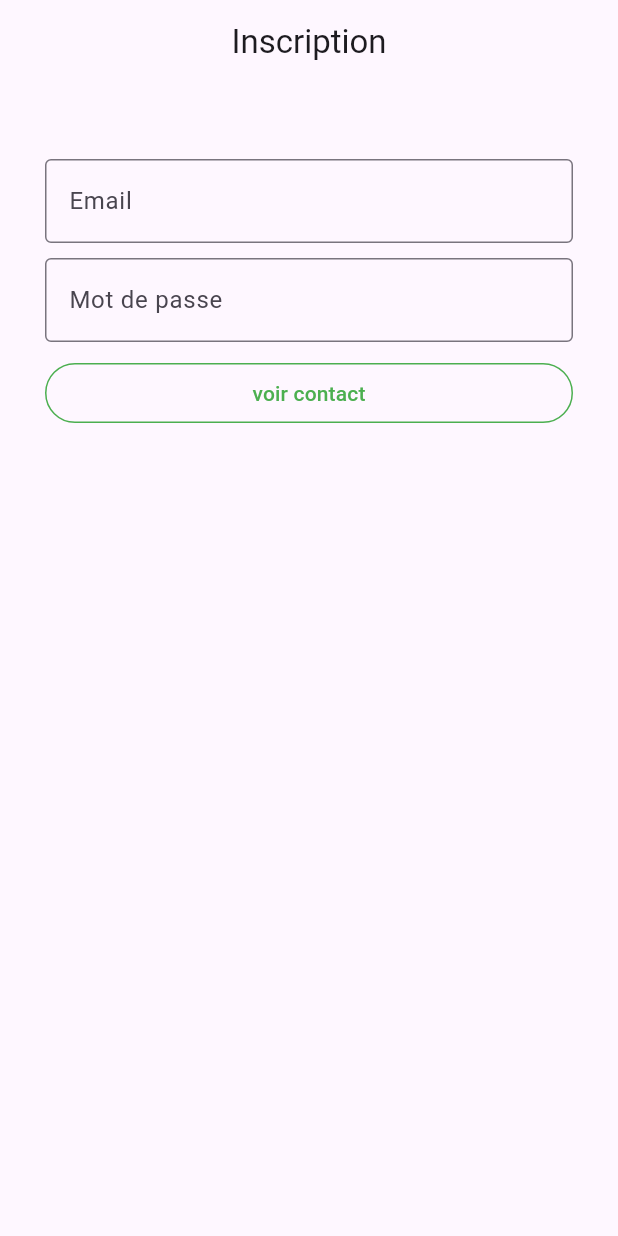
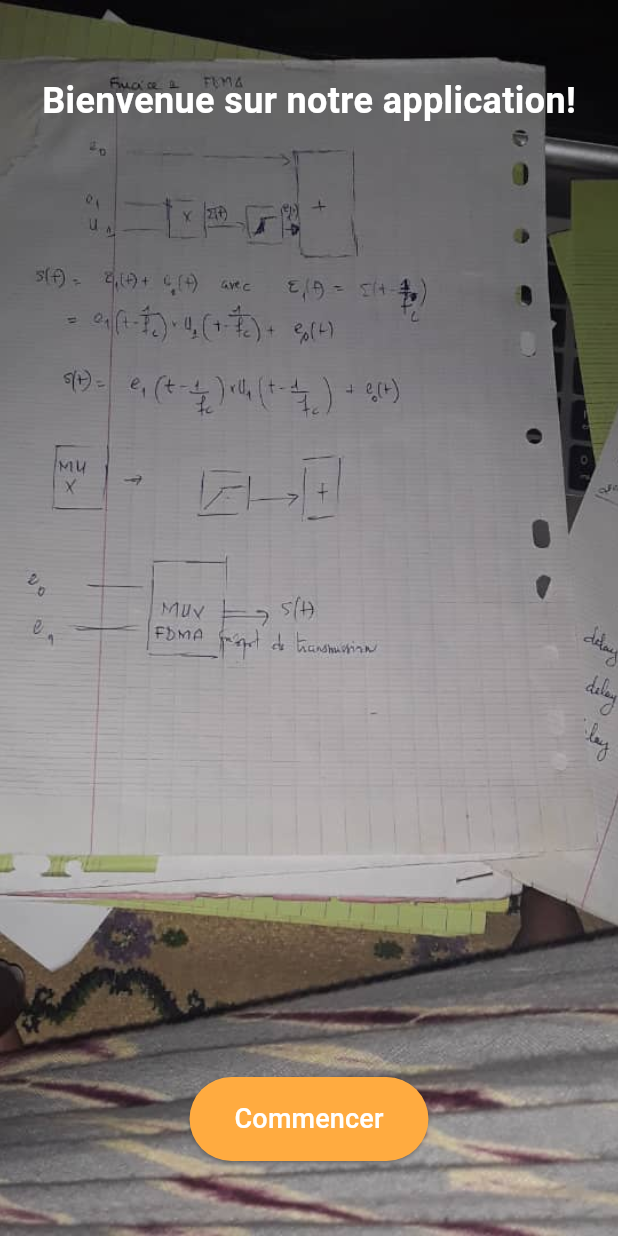
Before and after one commit to amyndoyediene/amidevmobile, a Flutter app: the screen it shows after launch, on a phone screen of 412 x 824 dp. Run offline on Flutter 3.47's test engine with Material 3 defaults, Android fonts, the light colour scheme and no system bars.

Commit message:
Votre message de commit

```diff
--- a/lib/main.dart
+++ b/lib/main.dart
@@ -1,6 +1,9 @@
 import 'package:amimobile/pages/contactList.dart';
 import 'package:amimobile/pages/detailContact.dart';
 import 'package:amimobile/pages/formulaire.dart';
+import 'package:amimobile/pages/bienvenu.dart';
+import 'package:amimobile/pages/fileList.dart';
+import 'package:amimobile/pages/imagePage.dart';
 import 'package:flutter/material.dart';
 
 void main() => runApp(MyApp());
@@ -16,11 +19,14 @@ class MyApp extends StatelessWidget {
         primarySwatch: Colors.blue,
       ),
       debugShowCheckedModeBanner: false,
-      initialRoute: '/home',
+      initialRoute: '/',
       routes: {
-        '/home': (context) => Home(),
+        '/': (context) => WelcomePage(),
+        '/formulaire': (context) => Home(),
         '/contactList': (context) => ContactList(),
         '/detailContact': (context) => DetailContact(),
+        '/fileList': (context) => FileList(),
+        '/imagePage': (context) => ImagePage()
       },
     );
   }
--- /dev/null
+++ b/lib/pages/bienvenu.dart
@@ -0,0 +1,71 @@
+import 'package:flutter/material.dart';
+import 'formulaire.dart'; // Assurez-vous que le bon chemin est utilisé
+
+class WelcomePage extends StatelessWidget {
+  const WelcomePage({Key? key}) : super(key: key);
+
+  @override
+  Widget build(BuildContext context) {
+    return Scaffold(
+      body: Stack(
+        fit: StackFit.expand,
+        children: [
+          // Fond avec le logo en arrière-plan
+          Container(
+            decoration: const BoxDecoration(
+              image: DecorationImage(
+                image: AssetImage('assets/image-6.jpg'),
+                fit: BoxFit.cover,
+              ),
+            ),
+          ),
+          // Contenu au-dessus du fond
+          Positioned(
+            top: 50,
+            left: 0,
+            right: 0,
+            child: Center(
+              child: Column(
+                mainAxisAlignment: MainAxisAlignment.center,
+                children: const [
+                  Text(
+                    'Bienvenue sur notre application!',
+                    style: TextStyle(
+                      fontSize: 24,
+                      fontWeight: FontWeight.bold,
+                      color: Colors.white,
+                    ),
+                  ),
+                ],
+              ),
+            ),
+          ),
+          Positioned(
+            bottom: 50,
+            left: 0,
+            right: 0,
+            child: Center(
+              child: ElevatedButton(
+                onPressed: () {
+                  Navigator.pushReplacementNamed(context, '/formulaire');
+                },
+                style: ElevatedButton.styleFrom(
+                  backgroundColor: Colors.orangeAccent,
+                  padding:
+                      const EdgeInsets.symmetric(horizontal: 30, vertical: 15),
+                ),
+                child: const Text(
+                  'Commencer',
+                  style: TextStyle(
+                    color: Colors.white,
+                    fontSize: 18,
+                  ),
+                ),
+              ),
+            ),
+          ),
+        ],
+      ),
+    );
+  }
+}
--- a/lib/pages/contactList.dart
+++ b/lib/pages/contactList.dart
@@ -8,12 +8,12 @@ class ContactList extends StatefulWidget {
 
 class _ContactListState extends State<ContactList> {
   List<Contact> contacts = [
-    Contact(nom: 'OURI', imageProfil: 'image-1.jpg'),
+    Contact(nom: 'OURI', imageProfil: 'image-2.jpg'),
     Contact(nom: 'AMSA', imageProfil: 'image-2.png'),
     Contact(nom: 'KHOUD', imageProfil: 'image-3.jpg'),
     Contact(nom: 'NDE', imageProfil: 'image-5.jpg'),
     Contact(nom: 'BABS', imageProfil: 'image-6.jpg'),
-    Contact(nom: 'MAM', imageProfil: 'image-4.jpg'),
+    Contact(nom: 'MAM', imageProfil: 'image-2.jpg'),
   ];
 
   @override
--- a/pubspec.yaml
+++ b/pubspec.yaml
@@ -31,6 +31,7 @@ dependencies:
   flutter:
     sdk: flutter
   http: ^0.13.5 # Ajoutez cette ligne
+  url_launcher: ^6.3.0
 
   # The following adds the Cupertino Icons font to your application.
   # Use with the CupertinoIcons class for iOS style icons.
```
Also changed, not shown: lib/pages/fileList.dart (added, +47 -0 lines), lib/pages/formulaire.dart (+51 -3 lines), lib/pages/imagePage.dart (added, +43 -0 lines), pubspec.lock, 5 other files.
